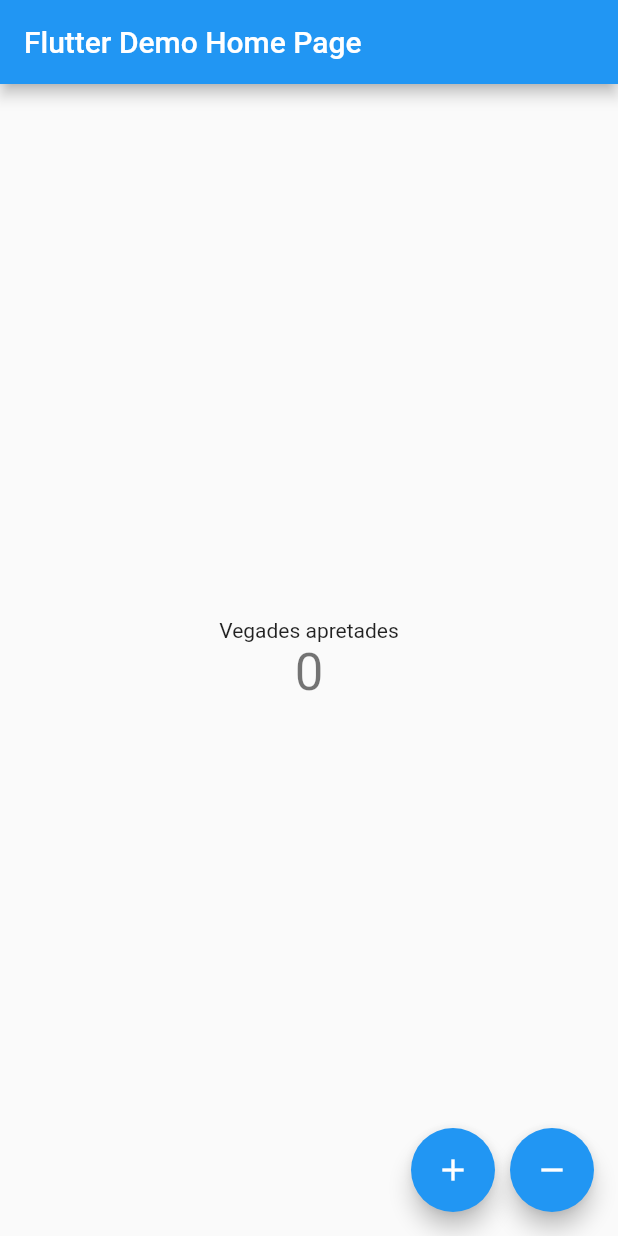
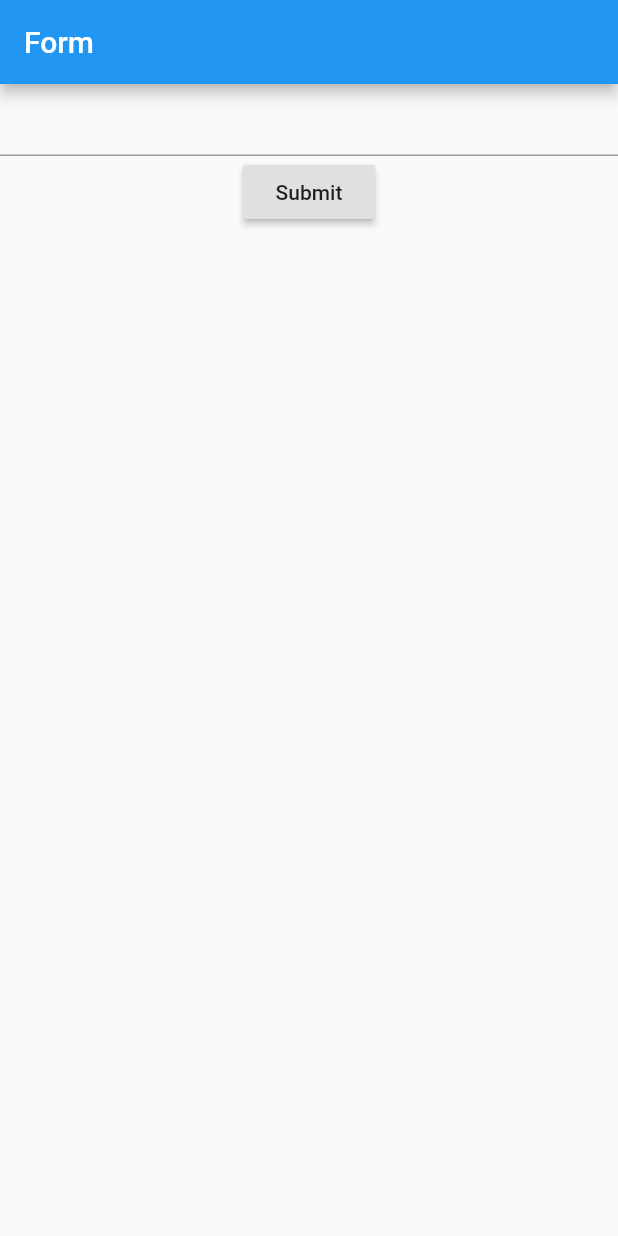
Before and after one commit to OriolFernandez/TimeLapseFlutter, a Flutter app: the screen it shows after launch, on a phone screen of 412 x 824 dp. Run offline on Flutter 3.47's test engine with Material 2 defaults, Android fonts, the phone set to English and light mode, and no system bars.

Commit message:
Added a new form

```diff
--- a/lib/main.dart
+++ b/lib/main.dart
@@ -1,6 +1,5 @@
 import 'package:flutter/material.dart';
-import 'package:fluttertimelapse/counter_bloc.dart';
-import 'package:fluttertimelapse/counter_event.dart';
+import 'package:fluttertimelapse/page/TimelapseForm.dart';
 
 void main() {
   runApp(MyApp());
@@ -16,68 +15,12 @@ class MyApp extends StatelessWidget {
         primarySwatch: Colors.blue,
         visualDensity: VisualDensity.adaptivePlatformDensity,
       ),
-      home: MyHomePage(title: 'Flutter Demo Home Page'),
+      home: Scaffold(
+        appBar: AppBar(
+          title: Text("Form"),
+        ),
+        body: TimelapseForm(),
+      ),
     );
   }
 }
-
-class MyHomePage extends StatefulWidget {
-  MyHomePage({Key key, this.title}) : super(key: key);
-
-  final String title;
-
-  @override
-  _MyHomePageState createState() => _MyHomePageState();
-}
-
-class _MyHomePageState extends State<MyHomePage> {
-  final _bloc = CounterBloc();
-
-  @override
-  Widget build(BuildContext context) {
-    return Scaffold(
-      appBar: AppBar(
-        title: Text(widget.title),
-      ),
-      body: Center(
-        child: StreamBuilder(
-          stream: _bloc.counter,
-          initialData: 0,
-          builder: (BuildContext context, AsyncSnapshot<int> snapshot) {
-            return Column(
-                mainAxisAlignment: MainAxisAlignment.center,
-                children: <Widget>[
-                  Text("Vegades apretades"),
-                  Text(
-                    "${snapshot.data}",
-                    style: Theme.of(context).textTheme.display1,
-                  )
-                ]);
-          },
-        ),
-      ),
-      floatingActionButton: Row(
-        mainAxisAlignment: MainAxisAlignment.end,
-        children: <Widget>[
-          FloatingActionButton(
-            onPressed: () => _bloc.counterEventSink.add(IncrementEvent()),
-            tooltip: 'Increment',
-            child: Icon(Icons.add),
-          ),
-          SizedBox(width: 10),
-          FloatingActionButton(
-            onPressed: () => _bloc.counterEventSink.add(DecrementEvent()),
-            tooltip: 'Decrement',
-            child: Icon(Icons.remove),
-          )
-        ],
-      ),
-    );
-  }
-
-  @override
-  void dispose() {
-    super.dispose();
-    _bloc.dispose();
-  }
-}
--- /dev/null
+++ b/lib/page/timelapseForm.dart
@@ -0,0 +1,42 @@
+import 'package:flutter/material.dart';
+
+class TimelapseForm extends StatefulWidget {
+  @override
+  TimelapseFormState createState() {
+    return TimelapseFormState();
+  }
+}
+
+class TimelapseFormState extends State<TimelapseForm> {
+  final _formKey = GlobalKey<FormState>();
+
+  @override
+  Widget build(BuildContext context) {
+    return Form(
+        key: _formKey,
+        child: Column(children: <Widget>[
+          TextFormField(
+            // The validator receives the text that the user has entered.
+            validator: (value) {
+              if (value.isEmpty) {
+                return 'Please enter some text';
+              }
+              return null;
+            },
+          ),
+          RaisedButton(
+            onPressed: () {
+              // Validate returns true if the form is valid, otherwise false.
+              if (_formKey.currentState.validate()) {
+                // If the form is valid, display a snackbar. In the real world,
+                // you'd often call a server or save the information in a database.
+
+                Scaffold.of(context)
+                    .showSnackBar(SnackBar(content: Text('Processing Data')));
+              }
+            },
+            child: Text('Submit'),
+          ),
+        ]));
+  }
+}
```
Also changed, not shown: lib/page/counter.dart (added, +65 -0 lines).
